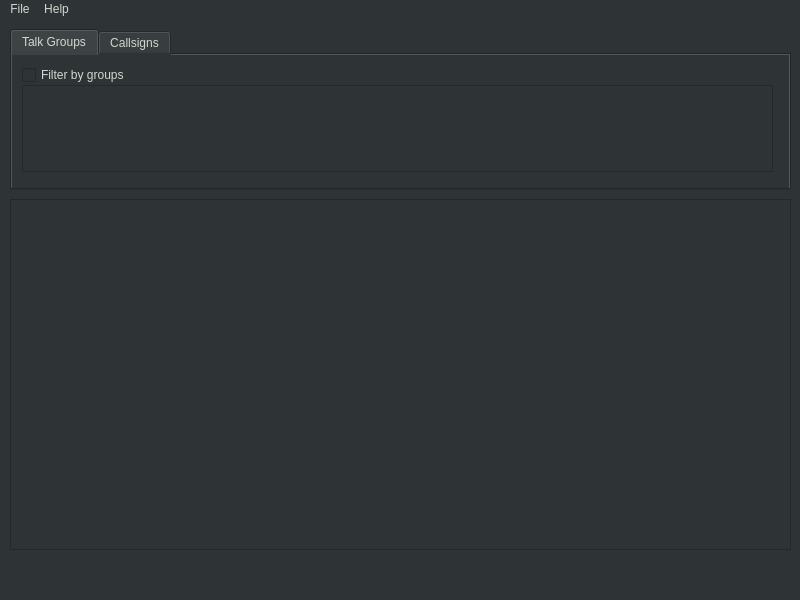
This is Sources/U2.Suite/brandmeister/ui/BmMonitorMainWindow.ui in ut8uu/U2.Suite.Python as Qt 5 draws it before an edit. The edited form follows.
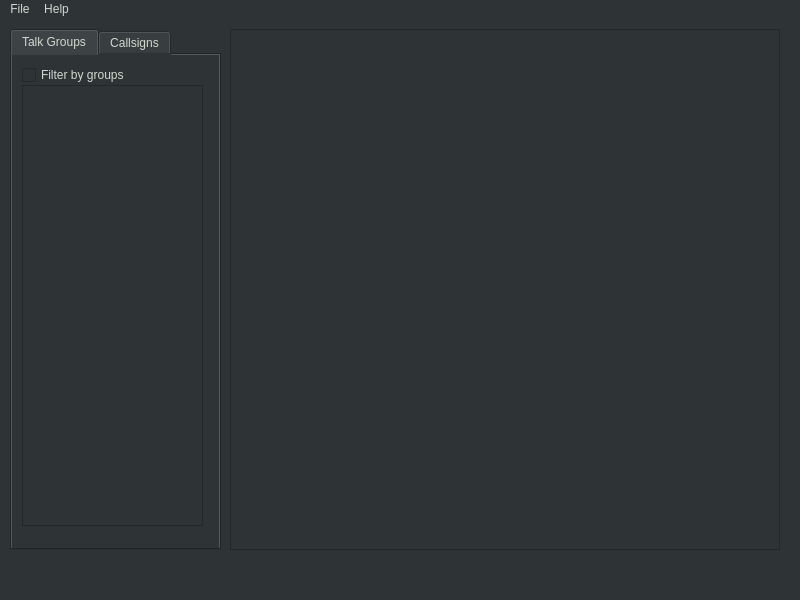
This is the edited form.

What changed in the file:
```diff
--- a/Sources/U2.Suite/brandmeister/ui/BmMonitorMainWindow.ui
+++ b/Sources/U2.Suite/brandmeister/ui/BmMonitorMainWindow.ui
@@ -30,8 +30,8 @@
      <rect>
       <x>10</x>
       <y>10</y>
-      <width>781</width>
-      <height>161</height>
+      <width>211</width>
+      <height>521</height>
      </rect>
     </property>
     <property name="currentIndex">
@@ -62,8 +62,8 @@
        <rect>
         <x>10</x>
         <y>30</y>
-        <width>751</width>
-        <height>87</height>
+        <width>181</width>
+        <height>441</height>
        </rect>
       </property>
       <property name="font">
@@ -119,10 +119,10 @@
    <widget class="QListWidget" name="monitoringList">
     <property name="geometry">
      <rect>
-      <x>10</x>
-      <y>180</y>
-      <width>781</width>
-      <height>351</height>
+      <x>230</x>
+      <y>10</y>
+      <width>550</width>
+      <height>521</height>
      </rect>
     </property>
     <property name="font">
```
Left out of the diff: 4 changed lines with no effect on the pictures.
